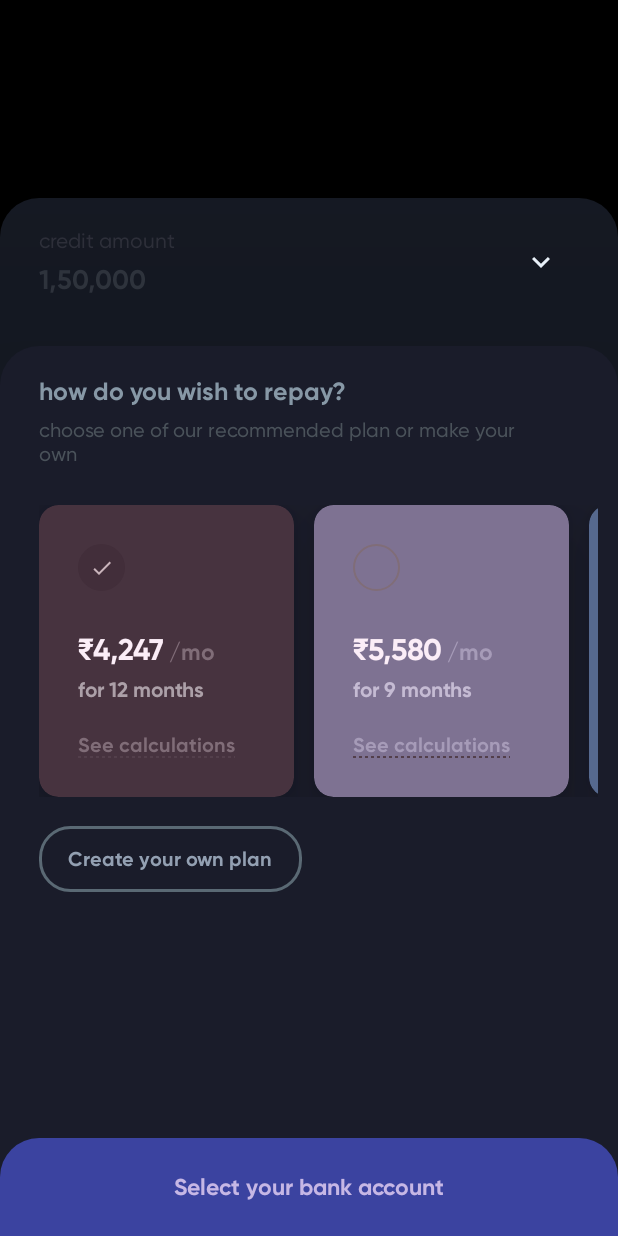
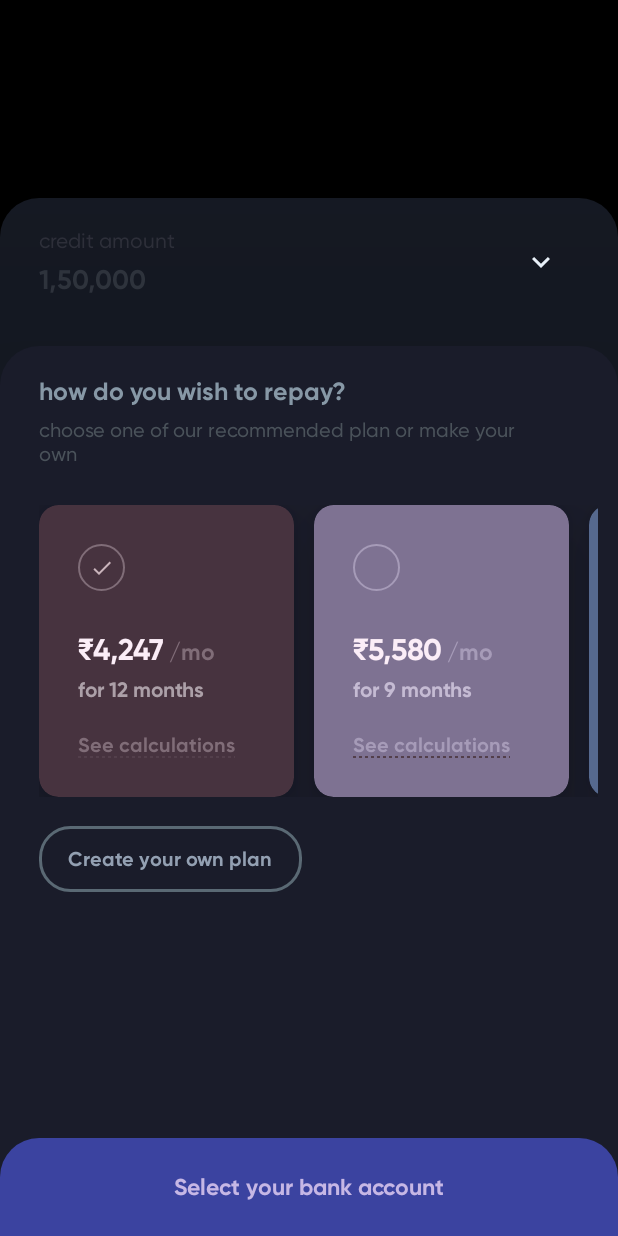
Before and after one commit to Tanvi-Goyal/StackApp, an Android app: the screen it shows after launch (MainActivity), after a tap on "Proceed to EMI selection", on a phone screen of 412 x 824 dp. Run offline under Robolectric (Android 15) with nearby library versions, the phone set to English and light mode, and no system bars; our stand-ins replace data binding, sdp/ssp sizes; libraries missing offline, so code that uses them is left out: me.tankery.lib; plain views replace CircularSeekBar; 1 statement that could not run was skipped.

Commit message:
maintaining selected and un selected state of recycler modified

```diff
--- a/app/src/main/java/com/stackapp/view/adapter/RepayPlanAdapter.kt
+++ b/app/src/main/java/com/stackapp/view/adapter/RepayPlanAdapter.kt
@@ -1,5 +1,6 @@
 package com.stackapp.view.adapter
 
+import android.graphics.drawable.GradientDrawable
 import android.text.Spannable
 import android.text.SpannableString
 import android.text.Spanned
@@ -37,10 +38,8 @@ class RepayPlanAdapter :
         holder.bind(list[position])
 
         if (position == selectedItem) {
-            holder.binding.selector.background = holder.itemView.resources.getDrawable(R.drawable.repay_option_selected)
             holder.binding.selectPlan.visibility = View.VISIBLE
         } else {
-            holder.binding.selector.background = holder.itemView.resources.getDrawable(R.drawable.repay_option_unselected)
             holder.binding.selectPlan.visibility = View.GONE
         }
     }
@@ -65,12 +64,10 @@ class RepayPlanAdapter :
             binding.executePendingBindings()
 
             binding.card.setCardBackgroundColor(item.background)
-            binding.selector.background = itemView.resources.getDrawable(R.drawable.repay_option_unselected)
-            binding.selectPlan.visibility = View.GONE
+            setUnselectedState(binding, itemView, item)
 
             setAmountPerMonth(itemView, binding, item)
             setDurationAndCalculations(binding, item, itemView)
-//            (binding.txtSeeCalculations.background as GradientDrawable).setStroke(2, getColorForCalculations(item.background))
         }
 
         init {
@@ -78,6 +75,17 @@ class RepayPlanAdapter :
                 onItemClick?.invoke(list[adapterPosition], adapterPosition)
             }
         }
+    }
+
+    private fun setUnselectedState(
+        binding: ItemRepayPlanBinding,
+        itemView: View,
+        item: RepayModel
+    ) {
+        (binding.selector.background as GradientDrawable).setStroke(
+            2, getColorForCalculations(item.background, itemView)
+        )
+        binding.selectPlan.visibility = View.GONE
     }
 
     private fun setAmountPerMonth(itemView: View, binding: ItemRepayPlanBinding, item: RepayModel) {
@@ -93,13 +101,17 @@ class RepayPlanAdapter :
 
     }
 
-    private fun setDurationAndCalculations(binding: ItemRepayPlanBinding, item: RepayModel, itemView: View) {
+    private fun setDurationAndCalculations(
+        binding: ItemRepayPlanBinding,
+        item: RepayModel,
+        itemView: View
+    ) {
         binding.planDuration.text = "for " + item.duration + " months"
         binding.planDuration.setTextColor(getColorForDurations(item.background, itemView))
         binding.txtSeeCalculations.setTextColor(getColorForCalculations(item.background, itemView))
     }
 
-    private fun getBackground(background: Int, itemView: View) : Int{
+    private fun getBackground(background: Int, itemView: View): Int {
         return when (background) {
             itemView.resources.getColor(R.color.color1) -> itemView.resources.getColor(R.color.color1Selected)
             itemView.resources.getColor(R.color.color2) -> itemView.resources.getColor(R.color.color2Selected)
@@ -117,7 +129,7 @@ class RepayPlanAdapter :
         }
     }
 
-    private fun getColorForDurations(background: Int, itemView: View) : Int {
+    private fun getColorForDurations(background: Int, itemView: View): Int {
         return when (background) {
             itemView.resources.getColor(R.color.color1) -> itemView.resources.getColor(R.color.color1Durations)
             itemView.resources.getColor(R.color.color2) -> itemView.resources.getColor(R.color.color2Durations)
--- a/app/src/main/res/drawable/dashed_line.xml
+++ b/app/src/main/res/drawable/dashed_line.xml
@@ -1,5 +1,4 @@
 <layer-list xmlns:android="http://schemas.android.com/apk/res/android">
-
     <item
         android:left="-5dp"
         android:right="-5dp"
--- a/app/src/main/res/layout/fragment_first.xml
+++ b/app/src/main/res/layout/fragment_first.xml
@@ -93,7 +93,7 @@
                         app:cs_pointer_halo_color_ontouch="#fbb7aa"
                         app:cs_pointer_halo_width="@dimen/_4sdp"
                         app:cs_pointer_stroke_width="@dimen/_24sdp"
-                        app:cs_progress="30"
+                        app:cs_progress="150000"
                         app:layout_constraintBottom_toTopOf="@id/textCreditDescription"
                         app:layout_constraintEnd_toEndOf="parent"
                         app:layout_constraintStart_toStartOf="parent"
--- a/app/src/main/res/values/colors.xml
+++ b/app/src/main/res/values/colors.xml
@@ -23,4 +23,7 @@
     <color name="color3Durations">#bac7ec</color>
     <color name="color3Calculations">#7e94b3</color>
     <color name="color3Selected">#53658a</color>
+
+    <color name="transparent">#00000000</color>
+
 </resources>
```
